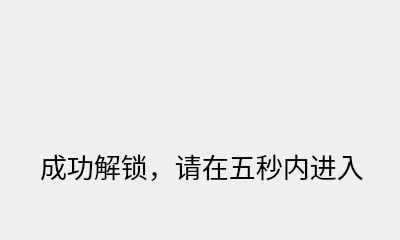
Before: the Qt Designer form unlockPage.ui in Cloudiful/face-the-door, drawn with Qt 5.
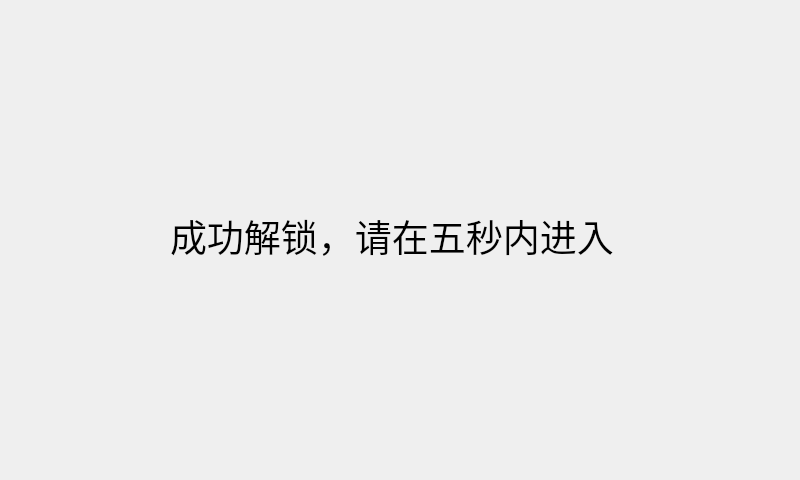
After: the same form once the commit is applied.

```diff
--- a/unlockPage.ui
+++ b/unlockPage.ui
@@ -6,8 +6,8 @@
    <rect>
     <x>0</x>
     <y>0</y>
-    <width>400</width>
-    <height>240</height>
+    <width>800</width>
+    <height>480</height>
    </rect>
   </property>
   <property name="windowTitle">
@@ -16,16 +16,16 @@
   <widget class="QLabel" name="label">
    <property name="geometry">
     <rect>
-     <x>40</x>
-     <y>130</y>
-     <width>341</width>
-     <height>71</height>
+     <x>170</x>
+     <y>170</y>
+     <width>471</width>
+     <height>131</height>
     </rect>
    </property>
    <property name="font">
     <font>
      <family>萝莉体</family>
-     <pointsize>20</pointsize>
+     <pointsize>28</pointsize>
     </font>
    </property>
    <property name="text">
```
Left out of the diff: 5 changed lines with no effect on the pictures.
